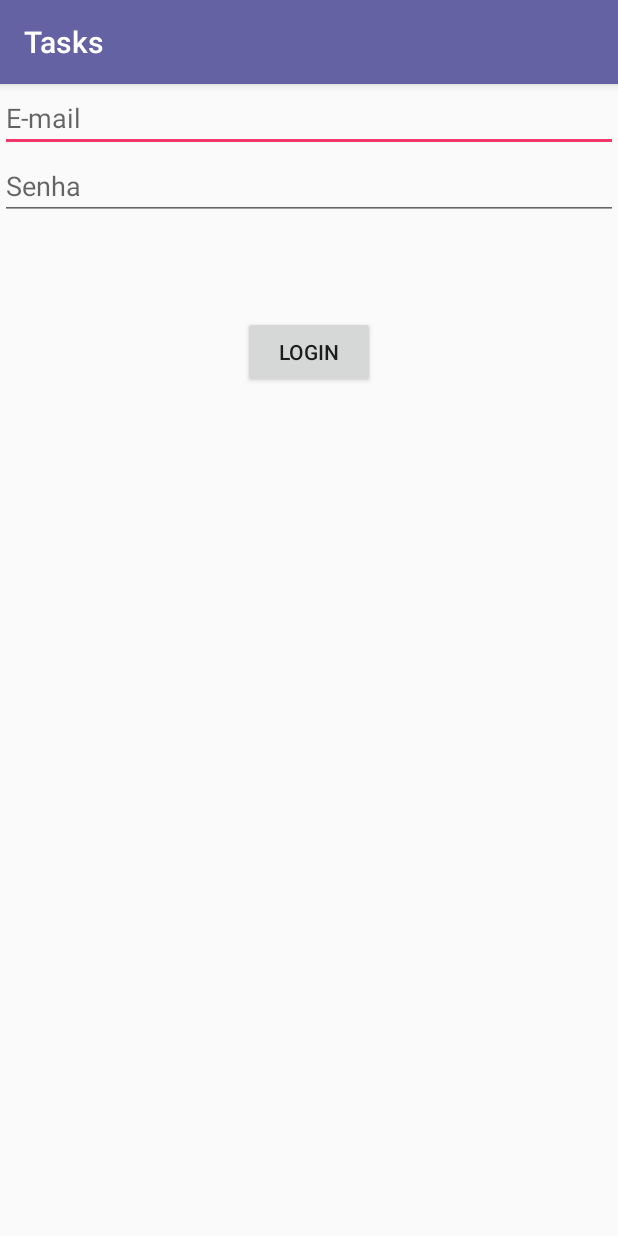
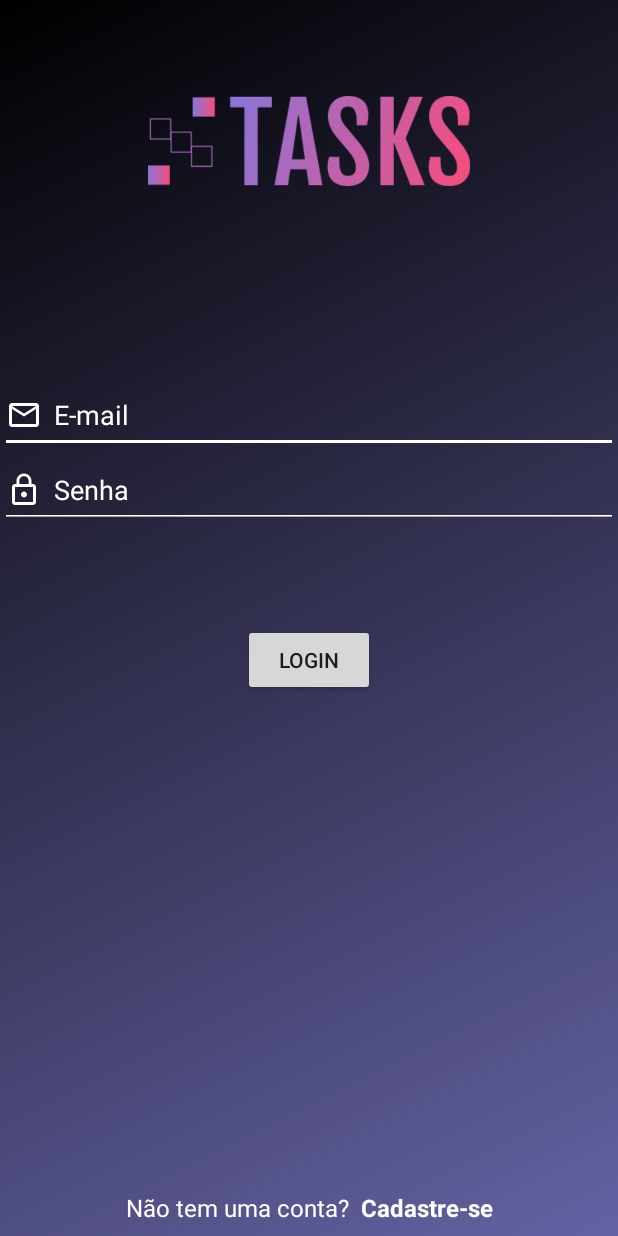
Before and after one commit to brunofrediani/taskapp, an Android app: the screen it shows after launch (LoginActivity), on a phone screen of 412 x 824 dp. Run offline under Robolectric (Android 15) with nearby library versions, the phone set to English and light mode, and no system bars; our stand-ins replace Room's generated code; network calls fail.

Commit message:
Layout - Login - Parte 1 e Parte 2

```diff
--- a/app/src/main/AndroidManifest.xml
+++ b/app/src/main/AndroidManifest.xml
@@ -23,7 +23,8 @@
 
         <activity
             android:name=".view.LoginActivity"
-            android:exported="true">
+            android:exported="true"
+            android:theme="@style/AppTheme.NoActionBar">
             <intent-filter>
                 <action android:name="android.intent.action.MAIN" />
 
--- a/app/src/main/java/com/bruno/tasks/view/LoginActivity.java
+++ b/app/src/main/java/com/bruno/tasks/view/LoginActivity.java
@@ -5,6 +5,7 @@ import android.os.Bundle;
 import android.view.View;
 import android.widget.Button;
 import android.widget.EditText;
+import android.widget.TextView;
 import android.widget.Toast;
 
 import androidx.activity.EdgeToEdge;
@@ -34,6 +35,9 @@ public class LoginActivity extends AppCompatActivity implements View.OnClickList
         this.mViewHolder.editEmail = findViewById(R.id.edit_email);
         this.mViewHolder.editPassword = findViewById(R.id.edit_password);
         this.mViewHolder.buttonLogin = findViewById(R.id.button_login);
+        this.mViewHolder.txtRegister = findViewById(R.id.txt_register);
+
+
 
         // Incializa as variáveis
         this.mLoginViewModel = new ViewModelProvider(this).get(LoginViewModel.class);
@@ -47,6 +51,7 @@ public class LoginActivity extends AppCompatActivity implements View.OnClickList
     }
     private void setListeners(){
         this.mViewHolder.buttonLogin.setOnClickListener(this);
+        this.mViewHolder.txtRegister.setOnClickListener(this);
     }
     @Override
     public void onClick(View view) {
@@ -56,6 +61,8 @@ public class LoginActivity extends AppCompatActivity implements View.OnClickList
             String password = this.mViewHolder.editPassword.getText().toString();
 
             this.mLoginViewModel.login(email, password);
+        } else if (id == R.id.txt_register) {
+            startActivity(new Intent(getApplicationContext(), RegisterActivity.class));
         }
     }
 
@@ -90,5 +97,6 @@ public class LoginActivity extends AppCompatActivity implements View.OnClickList
         EditText editEmail;
         EditText editPassword;
         Button buttonLogin;
+        TextView txtRegister;
     }
 }
--- /dev/null
+++ b/app/src/main/res/drawable/shape_login_background.xml
@@ -0,0 +1,10 @@
+<?xml version="1.0" encoding="utf-8"?>
+<shape xmlns:android="http://schemas.android.com/apk/res/android"
+    android:shape="rectangle">
+    <gradient
+        android:angle="135"
+        android:type="linear"
+        android:startColor="@color/colorPrimary"
+        android:endColor="@color/black"/>
+
+</shape>
--- a/app/src/main/res/layout/activity_login.xml
+++ b/app/src/main/res/layout/activity_login.xml
@@ -5,26 +5,44 @@
     android:id="@+id/main"
     android:layout_width="match_parent"
     android:layout_height="match_parent"
+    android:background="@drawable/shape_login_background"
     android:padding="16dp"
     tools:context=".view.LoginActivity">
+
+    <ImageView
+        android:id="@+id/image_logotipo"
+        android:layout_marginTop="64dp"
+        android:layout_width="wrap_content"
+        android:layout_height="60dp"
+        android:contentDescription="@string/login_logotipo"
+        android:src="@drawable/ic_logotipo"
+        app:layout_constraintLeft_toLeftOf="parent"
+        app:layout_constraintRight_toRightOf="parent"
+        app:layout_constraintTop_toTopOf="parent"/>
 
     <EditText
         android:id="@+id/edit_email"
         android:autofillHints="emailAddress"
         android:inputType="textEmailAddress"
+        android:layout_marginTop="128dp"
         android:hint="@string/email"
         android:layout_width="0dp"
-        android:layout_height="wrap_content"
+        style="@style/WhiteEditText"
+        android:drawableStart="@drawable/ic_mail"
+        android:layout_height="50dp"
         app:layout_constraintLeft_toLeftOf="parent"
         app:layout_constraintRight_toRightOf="parent"
-        app:layout_constraintTop_toTopOf="parent"/>
+        app:layout_constraintTop_toBottomOf="@id/image_logotipo"/>
+
     <EditText
         android:id="@+id/edit_password"
         android:autofillHints="password"
         android:hint="@string/senha"
         android:inputType="textPassword"
         android:layout_width="0dp"
-        android:layout_height="wrap_content"
+        style="@style/WhiteEditText"
+        android:drawableStart="@drawable/ic_lock"
+        android:layout_height="50dp"
         app:layout_constraintLeft_toLeftOf="parent"
         app:layout_constraintRight_toRightOf="parent"
         app:layout_constraintTop_toBottomOf="@id/edit_email"/>
@@ -37,4 +55,30 @@
         app:layout_constraintLeft_toLeftOf="parent"
         app:layout_constraintRight_toRightOf="parent"
         app:layout_constraintTop_toBottomOf="@id/edit_password"/>
+    <TextView
+        android:id="@+id/txt_no_account"
+        android:layout_width="wrap_content"
+        android:layout_height="wrap_content"
+        android:text="@string/nao_tem_uma_conta"
+        android:textColor="@color/white"
+        android:textSize="16sp"
+        android:layout_marginBottom="8dp"
+        app:layout_constraintHorizontal_chainStyle="packed"
+        app:layout_constraintLeft_toLeftOf="parent"
+        app:layout_constraintBottom_toBottomOf="parent"
+        app:layout_constraintRight_toLeftOf="@id/txt_register"/>
+    <TextView
+        android:id="@+id/txt_register"
+        android:layout_width="wrap_content"
+        android:layout_height="wrap_content"
+        android:text="@string/cadastre_se"
+        android:textStyle="bold"
+        android:textColor="@color/white"
+        android:textSize="16sp"
+        android:layout_marginStart="8dp"
+        android:layout_marginBottom="8dp"
+        app:layout_constraintLeft_toRightOf="@id/txt_no_account"
+        app:layout_constraintRight_toRightOf="parent"
+        app:layout_constraintBottom_toBottomOf="parent"/>
+
 </androidx.constraintlayout.widget.ConstraintLayout>
--- /dev/null
+++ b/app/src/main/res/values-night/strings.xml
@@ -0,0 +1,4 @@
+<?xml version="1.0" encoding="utf-8"?>
+<resources>
+    <string name="login_logotipo">Login Logotipo</string>
+</resources>
--- a/app/src/main/res/values/colors.xml
+++ b/app/src/main/res/values/colors.xml
@@ -7,4 +7,5 @@
     <color name="colorGrayText">#c1c1c1</color>
     <color name="colorDescriptionTask">#535353</color>
     <color name="white">#ffffff</color>
+    <color name="black">#000000</color>
 </resources>
--- a/app/src/main/res/values/strings.xml
+++ b/app/src/main/res/values/strings.xml
@@ -41,5 +41,6 @@
     <string name="tarefa">Tarefa</string>
     <string name="task_status_icon">task status icon</string>
     <string name="descri_o">Descrição</string>
+    <string name="login_logotipo">Login Logotipo</string>
 
 </resources>
--- a/app/src/main/res/values/styles.xml
+++ b/app/src/main/res/values/styles.xml
@@ -10,9 +10,17 @@
     <style name="AppTheme.NoActionBar">
         <item name="windowActionBar">false</item>
         <item name="windowNoTitle">true</item>
+        <item name="android:windowTranslucentStatus">true</item>
     </style>
 
     <style name="AppTheme.AppBarOverlay" parent="ThemeOverlay.AppCompat.Dark.ActionBar" />
 
     <style name="AppTheme.PopupOverlay" parent="ThemeOverlay.AppCompat.Light" />
+    <style name="WhiteEditText">
+        <item name="android:textColorHint">@color/white</item>
+        <item name="android:textColor">@color/white</item>
+        <item name="android:backgroundTint">@color/white</item>
+        <item name="android:drawableTint">@color/white</item>
+        <item name="android:drawablePadding">8dp</item>
+    </style>
 </resources>
```
